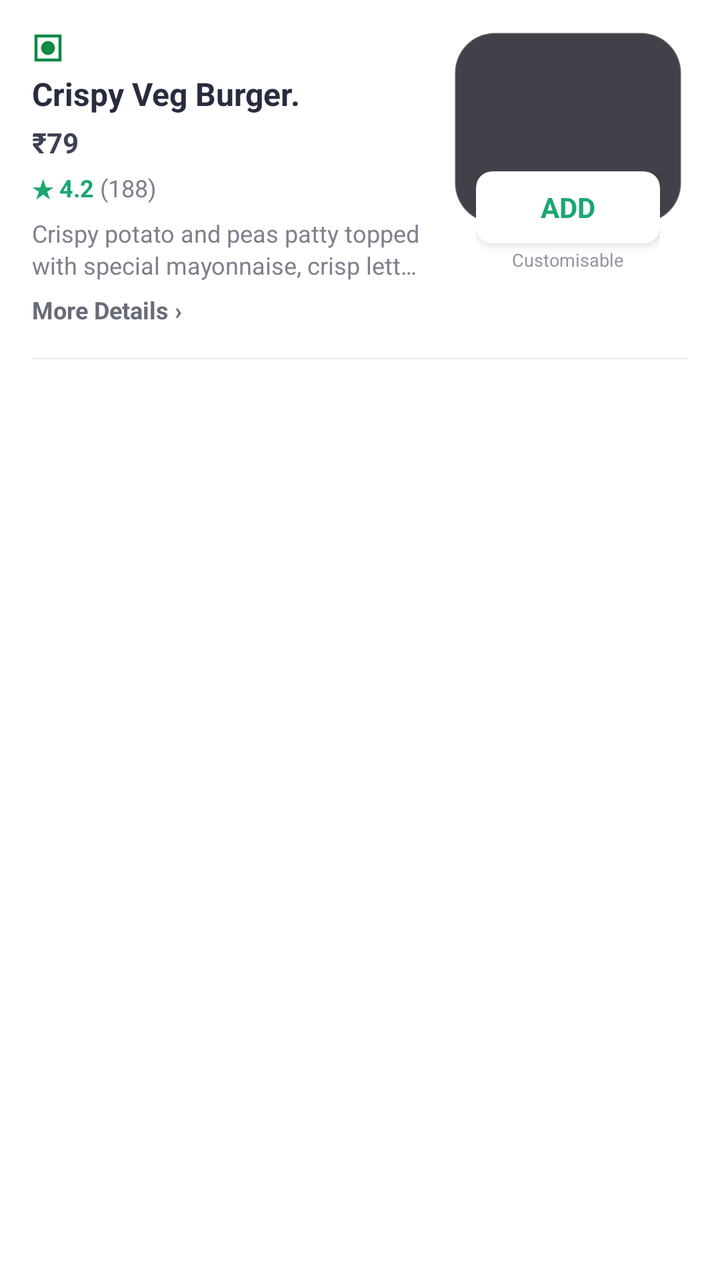
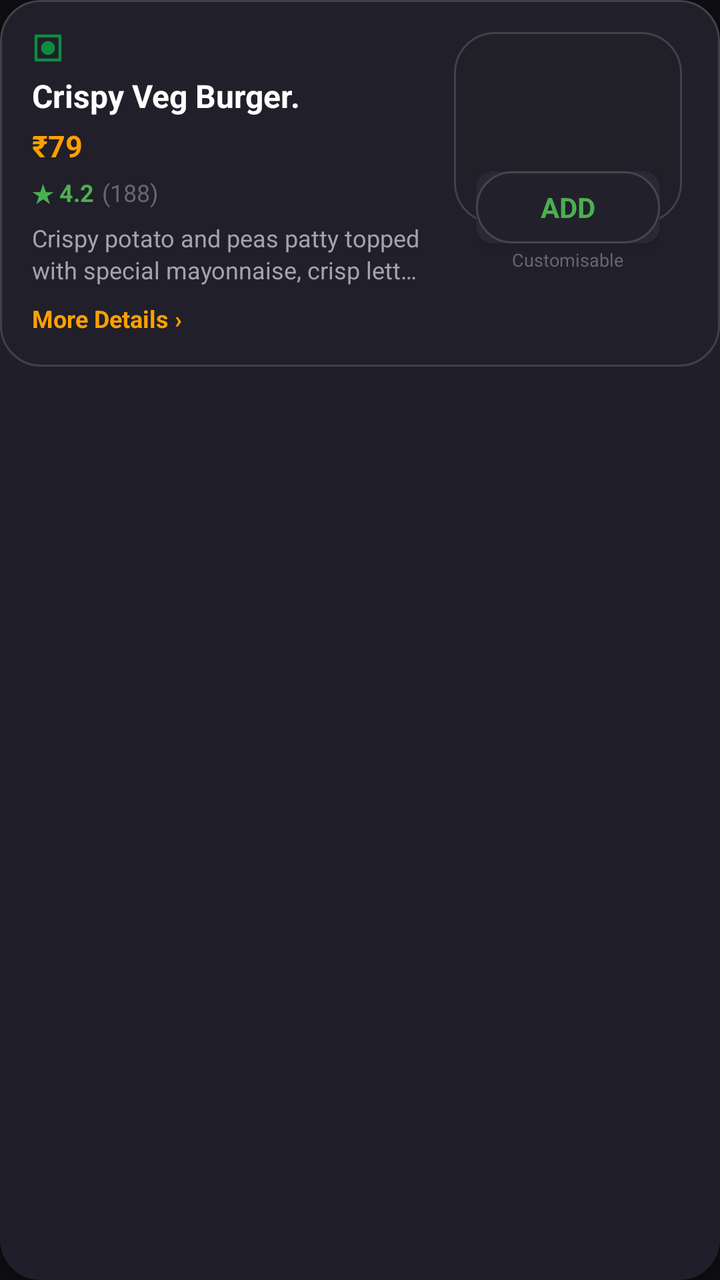

The first picture is an Android layout as it rendered before a commit; the second is the same layout after the commit. The layout source and the unified diff follow.
<!-- AndroidManifest.xml: application theme Theme.FoodieHub -->
<!-- res/layout/item_restaurant_dish.xml -->
<?xml version="1.0" encoding="utf-8"?>
<LinearLayout xmlns:android="http://schemas.android.com/apk/res/android"
    xmlns:app="http://schemas.android.com/apk/res-auto"
    android:layout_width="match_parent"
    android:layout_height="wrap_content"
    android:background="@color/white"
    android:orientation="vertical"
    android:paddingHorizontal="16dp"
    android:paddingTop="16dp">

    <LinearLayout
        android:layout_width="match_parent"
        android:layout_height="wrap_content"
        android:orientation="horizontal">

        
        <LinearLayout
            android:layout_width="0dp"
            android:layout_height="wrap_content"
            android:layout_weight="1"
            android:layout_marginEnd="12dp"
            android:orientation="vertical">

            
            <ImageView
                android:id="@+id/imgVegNonVeg"
                android:layout_width="16dp"
                android:layout_height="16dp"
                android:src="@drawable/ic_veg" />

            
            <TextView
                android:id="@+id/txtDishName"
                android:layout_width="wrap_content"
                android:layout_height="wrap_content"
                android:layout_marginTop="4dp"
                android:text="Crispy Veg Burger."
                android:textColor="#282C3F"
                android:textSize="16sp"
                android:textStyle="bold" />

            
            <TextView
                android:id="@+id/txtDishPrice"
                android:layout_width="wrap_content"
                android:layout_height="wrap_content"
                android:layout_marginTop="4dp"
                android:text="₹79"
                android:textColor="#3E4152"
                android:textSize="14sp"
                android:textStyle="bold" />

            
            <LinearLayout
                android:layout_width="wrap_content"
                android:layout_height="wrap_content"
                android:layout_marginTop="5dp"
                android:gravity="center_vertical"
                android:orientation="horizontal">

                <TextView
                    android:id="@+id/txtDishStarRating"
                    android:layout_width="wrap_content"
                    android:layout_height="wrap_content"
                    android:text="★ 4.2"
                    android:textColor="#1BA672"
                    android:textSize="12sp"
                    android:textStyle="bold" />

                <TextView
                    android:id="@+id/txtDishRatingCount"
                    android:layout_width="wrap_content"
                    android:layout_height="wrap_content"
                    android:layout_marginStart="3dp"
                    android:text="(188)"
                    android:textColor="#7E808C"
                    android:textSize="12sp" />
            </LinearLayout>

            
            <TextView
                android:id="@+id/txtDishDescription"
                android:layout_width="wrap_content"
                android:layout_height="wrap_content"
                android:layout_marginTop="6dp"
                android:ellipsize="end"
                android:lineSpacingExtra="2dp"
                android:maxLines="2"
                android:text="Crispy potato and peas patty topped with special mayonnaise, crisp lettuce and onion."
                android:textColor="#7E808C"
                android:textSize="12sp" />

            
            <TextView
                android:id="@+id/txtMoreDetails"
                android:layout_width="wrap_content"
                android:layout_height="wrap_content"
                android:layout_marginTop="6dp"
                android:text="More Details ›"
                android:textColor="#686B78"
                android:textSize="12sp"
                android:textStyle="bold" />

        </LinearLayout>

        
        <FrameLayout
            android:layout_width="120dp"
            android:layout_height="120dp">

            <ImageView
                android:id="@+id/imgDish"
                android:layout_width="114dp"
                android:layout_height="96dp"
                android:layout_gravity="top|center_horizontal"
                android:scaleType="centerCrop"
                android:src="@drawable/bg_glass_card" />

            
            <LinearLayout
                android:layout_width="wrap_content"
                android:layout_height="wrap_content"
                android:layout_gravity="bottom|center_horizontal"
                android:gravity="center_horizontal"
                android:orientation="vertical">

                <androidx.cardview.widget.CardView
                    android:id="@+id/cardAddAction"
                    android:layout_width="92dp"
                    android:layout_height="36dp"
                    app:cardBackgroundColor="@color/white"
                    app:cardCornerRadius="8dp"
                    app:cardElevation="3dp">

                    <LinearLayout
                        android:layout_width="match_parent"
                        android:layout_height="match_parent"
                        android:gravity="center"
                        android:orientation="horizontal">

                        
                        <TextView
                            android:id="@+id/btnDishAdd"
                            android:layout_width="match_parent"
                            android:layout_height="match_parent"
                            android:gravity="center"
                            android:text="ADD"
                            android:textColor="#1BA672"
                            android:textSize="14sp"
                            android:textStyle="bold" />

                        
                        <LinearLayout
                            android:id="@+id/layoutDishCounter"
                            android:layout_width="match_parent"
                            android:layout_height="match_parent"
                            android:gravity="center"
                            android:orientation="horizontal"
                            android:visibility="gone">

                            <TextView
                                android:id="@+id/btnDishMinus"
                                android:layout_width="0dp"
                                android:layout_height="match_parent"
                                android:layout_weight="1"
                                android:gravity="center"
                                android:text="-"
                                android:textColor="#1BA672"
                                android:textSize="18sp"
                                android:textStyle="bold" />

                            <TextView
                                android:id="@+id/txtDishQty"
                                android:layout_width="wrap_content"
                                android:layout_height="match_parent"
                                android:gravity="center"
                                android:text="1"
                                android:textColor="#1BA672"
                                android:textSize="13sp"
                                android:textStyle="bold" />

                            <TextView
                                android:id="@+id/btnDishPlus"
                                android:layout_width="0dp"
                                android:layout_height="match_parent"
                                android:layout_weight="1"
                                android:gravity="center"
                                android:text="+"
                                android:textColor="#1BA672"
                                android:textSize="16sp"
                                android:textStyle="bold" />
                        </LinearLayout>

                    </LinearLayout>

                </androidx.cardview.widget.CardView>

                
                <TextView
                    android:id="@+id/txtCustomisable"
                    android:layout_width="wrap_content"
                    android:layout_height="wrap_content"
                    android:layout_marginTop="2dp"
                    android:text="Customisable"
                    android:textColor="#93959F"
                    android:textSize="9sp" />

            </LinearLayout>

        </FrameLayout>

    </LinearLayout>

    
    <View
        android:layout_width="match_parent"
        android:layout_height="0.8dp"
        android:layout_marginTop="16dp"
        android:background="#E9E9EB" />

</LinearLayout>
<!-- resources referenced by this layout -->
<resources>
  <color name="white">#FFFFFF</color>
  <!-- drawable bg_glass_card (drawable) -->
  <?xml version="1.0" encoding="utf-8"?>
  <shape xmlns:android="http://schemas.android.com/apk/res/android"
      android:shape="rectangle">
      <solid android:color="#D922202A" />
      <corners android:radius="20dp" />
      <stroke
          android:width="1dp"
          android:color="#26FFFFFF" />
  </shape>
  <!-- drawable ic_veg (drawable) -->
  <?xml version="1.0" encoding="utf-8"?>
  <vector xmlns:android="http://schemas.android.com/apk/res/android"
      android:width="16dp"
      android:height="16dp"
      android:viewportWidth="16"
      android:viewportHeight="16">
      
      <path
          android:strokeColor="#0F8A43"
          android:strokeWidth="1.5"
          android:fillColor="#00000000"
          android:pathData="M2,2 h12 v12 h-12 z" />
      
      <path
          android:fillColor="#0F8A43"
          android:pathData="M8,8m-3.5,0a3.5,3.5 0,1 1,7 0a3.5,3.5 0,1 1,-7 0" />
  </vector>
  <style name="Theme.FoodieHub" parent="Theme.Material3.DayNight.NoActionBar">
          <item name="colorPrimary">@color/primary</item>
          <item name="colorPrimaryVariant">@color/primary_dark</item>
          <item name="colorSecondary">@color/accent</item>
          <item name="android:statusBarColor">#0E0D12</item>
          <item name="android:navigationBarColor">#0E0D12</item>
          <item name="android:windowBackground">#0E0D12</item>
          <item name="android:windowLightStatusBar">false</item>
          <item name="windowActionBar">false</item>
          <item name="windowNoTitle">true</item>
      </style>
  <color name="primary">#FF6D00</color>
  <color name="primary_dark">#E65100</color>
  <color name="accent">#FFA000</color>
</resources>

<!-- the commit's change to res/layout/item_restaurant_dish.xml (unified diff, before → after) -->
@@ -1,221 +1,224 @@
 <?xml version="1.0" encoding="utf-8"?>
-<LinearLayout xmlns:android="http://schemas.android.com/apk/res/android"
+<androidx.cardview.widget.CardView xmlns:android="http://schemas.android.com/apk/res/android"
     xmlns:app="http://schemas.android.com/apk/res-auto"
     android:layout_width="match_parent"
     android:layout_height="wrap_content"
-    android:background="@color/white"
-    android:orientation="vertical"
-    android:paddingHorizontal="16dp"
-    android:paddingTop="16dp">
+    android:layout_marginVertical="6dp"
+    app:cardBackgroundColor="#211E2B"
+    app:cardCornerRadius="20dp"
+    app:cardElevation="3dp">
 
     <LinearLayout
         android:layout_width="match_parent"
         android:layout_height="wrap_content"
-        android:orientation="horizontal">
-
-        
+        android:background="@drawable/bg_glass_card"
+        android:orientation="vertical"
+        android:padding="16dp">
+
         <LinearLayout
-            android:layout_width="0dp"
+            android:layout_width="match_parent"
             android:layout_height="wrap_content"
-            android:layout_weight="1"
-            android:layout_marginEnd="12dp"
-            android:orientation="vertical">
-
-            
-            <ImageView
-                android:id="@+id/imgVegNonVeg"
-                android:layout_width="16dp"
-                android:layout_height="16dp"
-                android:src="@drawable/ic_veg" />
-
-            
-            <TextView
-                android:id="@+id/txtDishName"
-                android:layout_width="wrap_content"
-                android:layout_height="wrap_content"
-                android:layout_marginTop="4dp"
-                android:text="Crispy Veg Burger."
-                android:textColor="#282C3F"
-                android:textSize="16sp"
-                android:textStyle="bold" />
-
-            
-            <TextView
-                android:id="@+id/txtDishPrice"
-                android:layout_width="wrap_content"
-                android:layout_height="wrap_content"
-                android:layout_marginTop="4dp"
-                android:text="₹79"
-                android:textColor="#3E4152"
-                android:textSize="14sp"
-                android:textStyle="bold" />
+            android:orientation="horizontal">
 
             
             <LinearLayout
-                android:layout_width="wrap_content"
+                android:layout_width="0dp"
                 android:layout_height="wrap_content"
-                android:layout_marginTop="5dp"
-                android:gravity="center_vertical"
-                android:orientation="horizontal">
-
-                <TextView
-                    android:id="@+id/txtDishStarRating"
-                    android:layout_width="wrap_content"
-                    android:layout_height="wrap_content"
-                    android:text="★ 4.2"
-                    android:textColor="#1BA672"
+                android:layout_weight="1"
+                android:layout_marginEnd="12dp"
+                android:orientation="vertical">
+
+                
+                <ImageView
+                    android:id="@+id/imgVegNonVeg"
+                    android:layout_width="16dp"
+                    android:layout_height="16dp"
+                    android:src="@drawable/ic_veg" />
+
+                
+                <TextView
+                    android:id="@+id/txtDishName"
+                    android:layout_width="wrap_content"
+                    android:layout_height="wrap_content"
+                    android:layout_marginTop="5dp"
+                    android:text="Crispy Veg Burger."
+                    android:textColor="@color/text_white"
+                    android:textSize="16sp"
+                    android:textStyle="bold" />
+
+                
+                <TextView
+                    android:id="@+id/txtDishPrice"
+                    android:layout_width="wrap_content"
+                    android:layout_height="wrap_content"
+                    android:layout_marginTop="4dp"
+                    android:text="₹79"
+                    android:textColor="#FFA000"
+                    android:textSize="15sp"
+                    android:textStyle="bold" />
+
+                
+                <LinearLayout
+                    android:layout_width="wrap_content"
+                    android:layout_height="wrap_content"
+                    android:layout_marginTop="5dp"
+                    android:gravity="center_vertical"
+                    android:orientation="horizontal">
+
+                    <TextView
+                        android:id="@+id/txtDishStarRating"
+                        android:layout_width="wrap_content"
+                        android:layout_height="wrap_content"
+                        android:text="★ 4.2"
+                        android:textColor="#4CAF50"
+                        android:textSize="12sp"
+                        android:textStyle="bold" />
+
+                    <TextView
+                        android:id="@+id/txtDishRatingCount"
+                        android:layout_width="wrap_content"
+                        android:layout_height="wrap_content"
+                        android:layout_marginStart="4dp"
+                        android:text="(188)"
+                        android:textColor="@color/text_muted"
+                        android:textSize="12sp" />
+                </LinearLayout>
+
+                
+                <TextView
+                    android:id="@+id/txtDishDescription"
+                    android:layout_width="wrap_content"
+                    android:layout_height="wrap_content"
+                    android:layout_marginTop="6dp"
+                    android:ellipsize="end"
+                    android:lineSpacingExtra="2dp"
+                    android:maxLines="2"
+                    android:text="Crispy potato and peas patty topped with special mayonnaise, crisp lettuce and onion."
+                    android:textColor="@color/text_secondary"
+                    android:textSize="12sp" />
+
+                
+                <TextView
+                    android:id="@+id/txtMoreDetails"
+                    android:layout_width="wrap_content"
+                    android:layout_height="wrap_content"
+                    android:layout_marginTop="8dp"
+                    android:text="More Details ›"
+                    android:textColor="#FFA000"
                     android:textSize="12sp"
                     android:textStyle="bold" />
 
-                <TextView
-                    android:id="@+id/txtDishRatingCount"
-                    android:layout_width="wrap_content"
-                    android:layout_height="wrap_content"
-                    android:layout_marginStart="3dp"
-                    android:text="(188)"
-                    android:textColor="#7E808C"
-                    android:textSize="12sp" />
             </LinearLayout>
 
             
-            <TextView
-                android:id="@+id/txtDishDescription"
-                android:layout_width="wrap_content"
-                android:layout_height="wrap_content"
-                android:layout_marginTop="6dp"
-                android:ellipsize="end"
-                android:lineSpacingExtra="2dp"
-                android:maxLines="2"
-                android:text="Crispy potato and peas patty topped with special mayonnaise, crisp lettuce and onion."
-                android:textColor="#7E808C"
-                android:textSize="12sp" />
-
-            
-            <TextView
-                android:id="@+id/txtMoreDetails"
-                android:layout_width="wrap_content"
-                android:layout_height="wrap_content"
-                android:layout_marginTop="6dp"
-                android:text="More Details ›"
-                android:textColor="#686B78"
-                android:textSize="12sp"
-                android:textStyle="bold" />
-
-        </LinearLayout>
-
-        
-        <FrameLayout
-            android:layout_width="120dp"
-            android:layout_height="120dp">
-
-            <ImageView
-                android:id="@+id/imgDish"
-                android:layout_width="114dp"
-                android:layout_height="96dp"
-                android:layout_gravity="top|center_horizontal"
-                android:scaleType="centerCrop"
-                android:src="@drawable/bg_glass_card" />
-
-            
-            <LinearLayout
-                android:layout_width="wrap_content"
-                android:layout_height="wrap_content"
-                android:layout_gravity="bottom|center_horizontal"
-                android:gravity="center_horizontal"
-                android:orientation="vertical">
-
-                <androidx.cardview.widget.CardView
-                    android:id="@+id/cardAddAction"
-                    android:layout_width="92dp"
-                    android:layout_height="36dp"
-                    app:cardBackgroundColor="@color/white"
-                    app:cardCornerRadius="8dp"
-                    app:cardElevation="3dp">
-
-                    <LinearLayout
-                        android:layout_width="match_parent"
-                        android:layout_height="match_parent"
-                        android:gravity="center"
-                        android:orientation="horizontal">
-
-                        
-                        <TextView
-                            android:id="@+id/btnDishAdd"
+            <FrameLayout
+                android:layout_width="120dp"
+                android:layout_height="120dp">
+
+                <ImageView
+                    android:id="@+id/imgDish"
+                    android:layout_width="114dp"
+                    android:layout_height="96dp"
+                    android:layout_gravity="top|center_horizontal"
+                    android:scaleType="centerCrop"
+                    android:src="@drawable/bg_glass_card" />
+
+                
+                <LinearLayout
+                    android:layout_width="wrap_content"
+                    android:layout_height="wrap_content"
+                    android:layout_gravity="bottom|center_horizontal"
+                    android:gravity="center_horizontal"
+                    android:orientation="vertical">
+
+                    <androidx.cardview.widget.CardView
+                        android:id="@+id/cardAddAction"
+                        android:layout_width="92dp"
+                        android:layout_height="36dp"
+                        app:cardBackgroundColor="#2A2736"
+                        app:cardCornerRadius="8dp"
+                        app:cardElevation="3dp">
+
+                        <LinearLayout
                             android:layout_width="match_parent"
                             android:layout_height="match_parent"
+                            android:background="@drawable/bg_glass_card"
                             android:gravity="center"
-                            android:text="ADD"
-                            android:textColor="#1BA672"
-                            android:textSize="14sp"
-                            android:textStyle="bold" />
-
-                        
-                        <LinearLayout
-                            android:id="@+id/layoutDishCounter"
-                            android:layout_width="match_parent"
-                            android:layout_height="match_parent"
-                            android:gravity="center"
-                            android:orientation="horizontal"
-                            android:visibility="gone">
-
+                            android:orientation="horizontal">
+
+                            
                             <TextView
-                                android:id="@+id/btnDishMinus"
-                                android:layout_width="0dp"
-                                android:layout_height="match_parent"
-                                android:layout_weight="1"
-                                android:gravity="center"
-                                android:text="-"
-                                android:textColor="#1BA672"
-                                android:textSize="18sp"
-                                android:textStyle="bold" />
-
-                            <TextView
-                                android:id="@+id/txtDishQty"
-                                android:layout_width="wrap_content"
+                                android:id="@+id/btnDishAdd"
+                                android:layout_width="match_parent"
                                 android:layout_height="match_parent"
                                 android:gravity="center"
-                                android:text="1"
-                                android:textColor="#1BA672"
-                                android:textSize="13sp"
+                                android:text="ADD"
+                                android:textColor="#4CAF50"
+                                android:textSize="14sp"
                                 android:textStyle="bold" />
 
-                            <TextView
-                                android:id="@+id/btnDishPlus"
-                                android:layout_width="0dp"
+                            
+                            <LinearLayout
+                                android:id="@+id/layoutDishCounter"
+                                android:layout_width="match_parent"
                                 android:layout_height="match_parent"
-                                android:layout_weight="1"
                                 android:gravity="center"
-                                android:text="+"
-                                android:textColor="#1BA672"
-                                android:textSize="16sp"
-                                android:textStyle="bold" />
+                                android:orientation="horizontal"
+                                android:visibility="gone">
+
+                                <TextView
+                                    android:id="@+id/btnDishMinus"
+                                    android:layout_width="0dp"
+                                    android:layout_height="match_parent"
+                                    android:layout_weight="1"
+                                    android:gravity="center"
+                                    android:text="-"
+                                    android:textColor="#4CAF50"
+                                    android:textSize="18sp"
+                                    android:textStyle="bold" />
+
+                                <TextView
+                                    android:id="@+id/txtDishQty"
+                                    android:layout_width="wrap_content"
+                                    android:layout_height="match_parent"
+                                    android:gravity="center"
+                                    android:text="1"
+                                    android:textColor="@color/white"
+                                    android:textSize="13sp"
+                                    android:textStyle="bold" />
+
+                                <TextView
+                                    android:id="@+id/btnDishPlus"
+                                    android:layout_width="0dp"
+                                    android:layout_height="match_parent"
+                                    android:layout_weight="1"
+                                    android:gravity="center"
+                                    android:text="+"
+                                    android:textColor="#4CAF50"
+                                    android:textSize="16sp"
+                                    android:textStyle="bold" />
+                            </LinearLayout>
+
                         </LinearLayout>
 
-                    </LinearLayout>
-
-                </androidx.cardview.widget.CardView>
-
-                
-                <TextView
-                    android:id="@+id/txtCustomisable"
-                    android:layout_width="wrap_content"
-                    android:layout_height="wrap_content"
-                    android:layout_marginTop="2dp"
-                    android:text="Customisable"
-                    android:textColor="#93959F"
-                    android:textSize="9sp" />
-
-            </LinearLayout>
-
-        </FrameLayout>
+                    </androidx.cardview.widget.CardView>
+
+                    
+                    <TextView
+                        android:id="@+id/txtCustomisable"
+                        android:layout_width="wrap_content"
+                        android:layout_height="wrap_content"
+                        android:layout_marginTop="2dp"
+                        android:text="Customisable"
+                        android:textColor="@color/text_muted"
+                        android:textSize="9sp" />
+
+                </LinearLayout>
+
+            </FrameLayout>
+
+        </LinearLayout>
 
     </LinearLayout>
 
-    
-    <View
-        android:layout_width="match_parent"
-        android:layout_height="0.8dp"
-        android:layout_marginTop="16dp"
-        android:background="#E9E9EB" />
-
-</LinearLayout>
+</androidx.cardview.widget.CardView>
<!-- resource entries referenced after the edit -->
@@ -1,5 +1,8 @@
 <!-- resources referenced by this layout -->
 <resources>
+  <color name="text_muted">#686575</color>
+  <color name="text_secondary">#A5A2B0</color>
+  <color name="text_white">#FFFFFF</color>
   <color name="white">#FFFFFF</color>
   <!-- drawable bg_glass_card (drawable) -->
   <?xml version="1.0" encoding="utf-8"?>
@@ -36,12 +39,37 @@
           <item name="android:statusBarColor">#0E0D12</item>
           <item name="android:navigationBarColor">#0E0D12</item>
           <item name="android:windowBackground">#0E0D12</item>
+          <item name="android:colorBackground">#0E0D12</item>
           <item name="android:windowLightStatusBar">false</item>
+          <item name="android:windowSplashScreenBackground" tools:targetApi="31">#0E0D12</item>
+          <item name="android:windowSplashScreenAnimatedIcon" tools:targetApi="31">@drawable/ic_launcher</item>
           <item name="windowActionBar">false</item>
           <item name="windowNoTitle">true</item>
       </style>
   <color name="primary">#FF6D00</color>
   <color name="primary_dark">#E65100</color>
   <color name="accent">#FFA000</color>
+  <!-- drawable ic_launcher (drawable) -->
+  <vector xmlns:android="http://schemas.android.com/apk/res/android"
+      android:width="108dp"
+      android:height="108dp"
+      android:viewportWidth="108"
+      android:viewportHeight="108">
+      <path
+          android:fillColor="#FF5722"
+          android:pathData="M0,0h108v108h-108z"/>
+      <path
+          android:fillColor="#FFFFFF"
+          android:pathData="M30,42h48c3.3,0 6,-2.7 6,-6c0,-9.9 -8.1,-18 -18,-18h-24c-9.9,0 -18,8.1 -18,18c0,3.3 2.7,6 6,6z"/>
+      <path
+          android:fillColor="#FFE082"
+          android:pathData="M24,48h60v6h-60z"/>
+      <path
+          android:fillColor="#4CAF50"
+          android:pathData="M22,58h64c2,0 3.5,1.5 3.5,3.5c0,2 -1.5,3.5 -3.5,3.5h-64c-2,0 -3.5,-1.5 -3.5,-3.5c0,-2 1.5,-3.5 3.5,-3.5z"/>
+      <path
+          android:fillColor="#FFFFFF"
+          android:pathData="M26,72h56c0,9.9 -8.1,18 -18,18h-20c-9.9,0 -18,-8.1 -18,-18z"/>
+  </vector>
 </resources>
 
